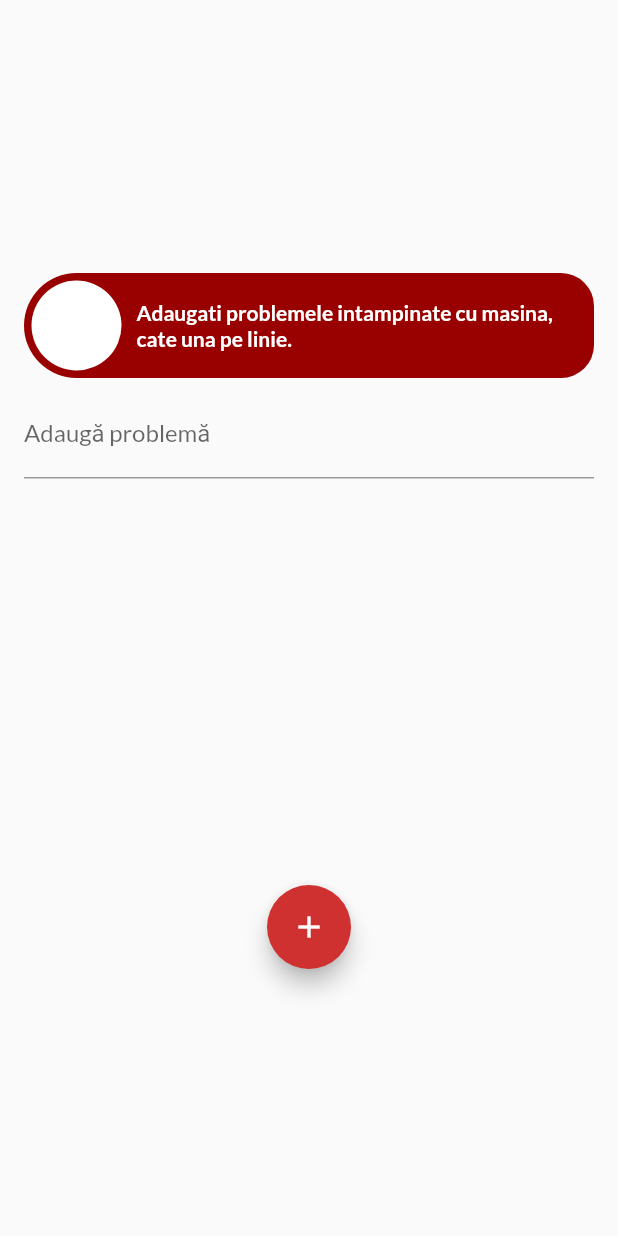
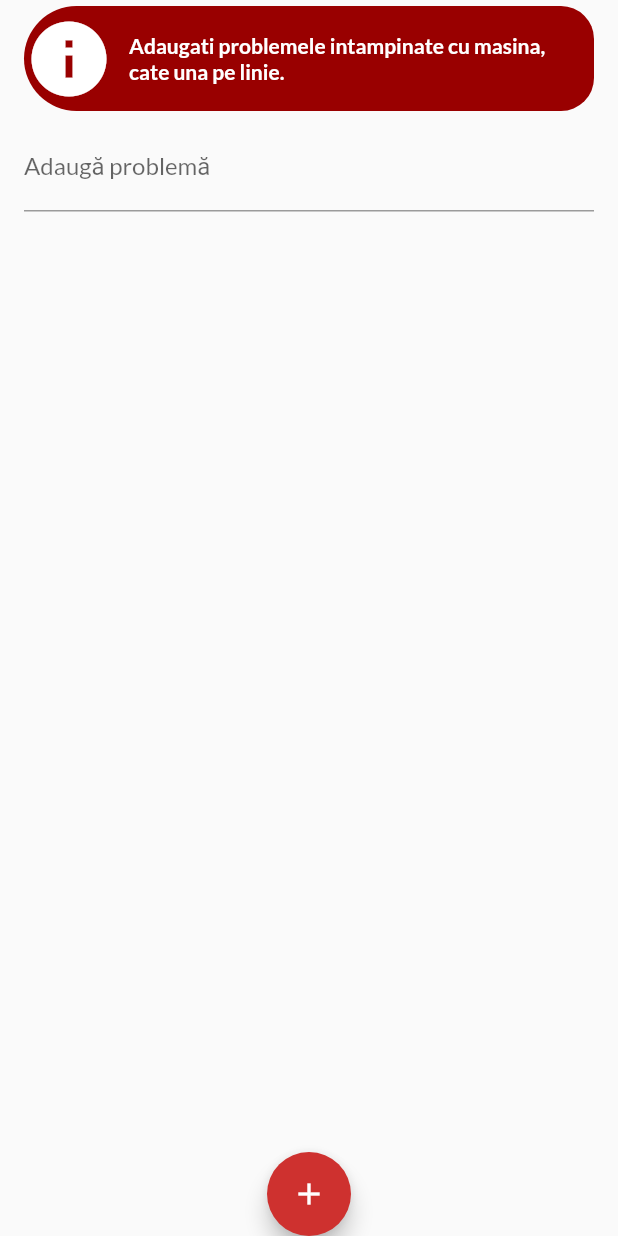
Before and after one commit to red-abacus/enginizer-flutter, a Flutter app: the AppointmentCreateIssueForm widget shown alone on an empty page, opened directly, on a phone screen of 412 x 824 dp. Run offline on Flutter 3.47's test engine with Material 2 defaults, Android fonts, the phone set to English and light mode, and no system bars; our stand-ins replace datetime_picker_formfield, dio, flutter_svg, get_it, shared_preferences; accounts and stored records are empty; network calls fail.

Commit message:
Extracted issue-list into it's own widget for reuse

```diff
--- a/lib/modules/appointments/widgets/forms/appointment-create-issue.form.dart
+++ b/lib/modules/appointments/widgets/forms/appointment-create-issue.form.dart
@@ -1,7 +1,8 @@
 import 'package:enginizer_flutter/generated/i18n.dart';
 import 'package:enginizer_flutter/modules/appointments/model/issue-item.model.dart';
 import 'package:enginizer_flutter/modules/appointments/providers/provider-service.provider.dart';
-import 'package:enginizer_flutter/modules/shared/widgets/alert.info.dart';
+import 'package:enginizer_flutter/modules/shared/widgets/alert-info.widget.dart';
+import 'package:enginizer_flutter/modules/shared/widgets/issues/issues-list.widget.dart';
 import 'package:flutter/material.dart';
 import 'package:flutter/widgets.dart';
 import 'package:provider/provider.dart';
@@ -21,82 +22,27 @@ class AppointmentCreateIssueFormState
 
   @override
   Widget build(BuildContext context) {
+    var providerServiceProvider =
+        Provider.of<ProviderServiceProvider>(context, listen: false);
+    var issues = providerServiceProvider.issuesFormState;
 
-    var providerServiceProvider = Provider.of<ProviderServiceProvider>(context, listen: false);
-    var issues = providerServiceProvider.issuesFormState;
     return Form(
         key: _formKey,
         child: Column(
-          mainAxisAlignment: MainAxisAlignment.center,
+          mainAxisAlignment: MainAxisAlignment.start,
           children: <Widget>[
-            SizedBox(
-              height: MediaQuery.of(context).size.height * .5,
-              child: ListView.builder(
-                itemCount: issues.length + 1,
-                itemBuilder: (context, int) {
-                  return _buildListTile(int - 1, issues);
-                },
-              ),
-            ),
-            FloatingActionButton(onPressed: _addIssue, child: Icon(Icons.add))
+            AlertInfoWidget(S.of(context).appointment_create_step2_alert),
+            IssuesListWidget(
+              issues: issues,
+              addIssue: _addIssue,
+              removeIssue: _removeAt,
+            )
           ],
         ));
   }
 
-  ListTile _buildListTile(int index, List<IssueItem> issues) {
-    if (index == -1) {
-      return AlertInfoWidget(S.of(context).appointment_create_step2_alert);
-    }
-    if (issues.length > 1) {
-      return ListTile(
-        title: TextFormField(
-            decoration: InputDecoration(
-                labelText: S.of(context).appointment_create_issues),
-            onChanged: (value) {
-              setState(() {
-                Provider.of<ProviderServiceProvider>(context, listen: false)
-                    .issuesFormState[index]
-                    .description = value;
-              });
-            },
-            initialValue: issues[index].description,
-            validator: (value) {
-              if (value.isEmpty) {
-                return S
-                    .of(context)
-                    .appointment_create_error_issueCannotBeEmpty;
-              } else {
-                return null;
-              }
-            }),
-        trailing: FlatButton(
-          onPressed: () => _removeAt(index),
-          child: Icon(Icons.close),
-        ),
-      );
-    } else {
-      return ListTile(
-          title: TextFormField(
-              decoration: InputDecoration(
-                  labelText: S.of(context).appointment_create_issues),
-              onChanged: (value) {
-                setState(() {
-                  Provider.of<ProviderServiceProvider>(context, listen: false)
-                      .issuesFormState[index]
-                      .description = value;
-                });
-              },
-              initialValue: issues[index].description,
-              validator: (value) {
-                if (value.isEmpty) {
-                  return S
-                      .of(context)
-                      .appointment_create_error_issueCannotBeEmpty;
-                } else {
-                  return null;
-                }
-              }));
-    }
+  bool valid() {
+    return _formKey.currentState.validate();
   }
 
   _addIssue() {
@@ -105,10 +51,6 @@ class AppointmentCreateIssueFormState
         .add(IssueItem(description: ''));
   }
 
-  bool valid() {
-    return _formKey.currentState.validate();
-  }
-
   _removeAt(int index) {
     Provider.of<ProviderServiceProvider>(context, listen: false)
         .issuesFormState
--- a/lib/modules/shared/widgets/alert.info.dart
+++ b/lib/modules/shared/widgets/alert-info.widget.dart
@@ -2,7 +2,7 @@ import 'package:enginizer_flutter/utils/constants.dart';
 import 'package:flutter/cupertino.dart';
 import 'package:flutter/material.dart';
 
-class AlertInfoWidget extends ListTile {
+class AlertInfoWidget extends StatelessWidget {
   String contentString;
 
   AlertInfoWidget(this.contentString);
@@ -25,13 +25,10 @@ class AlertInfoWidget extends ListTile {
           mainAxisAlignment: MainAxisAlignment.start,
           crossAxisAlignment: CrossAxisAlignment.center,
           children: <Widget>[
-            new Container(
-              height: 60,
-              width: 60,
-              margin: EdgeInsets.only(left: 5),
-              decoration: BoxDecoration(
-                  color: Colors.white,
-                  borderRadius: BorderRadius.all(Radius.circular(35))),
+            new Icon(
+              Icons.info,
+              color: Theme.of(context).cardColor,
+              size: 60,
             ),
             new Expanded(
               child: new Container(
--- /dev/null
+++ b/lib/modules/shared/widgets/issues/issues-list.widget.dart
@@ -0,0 +1,98 @@
+import 'package:enginizer_flutter/generated/i18n.dart';
+import 'package:enginizer_flutter/modules/appointments/model/issue-item.model.dart';
+import 'package:flutter/cupertino.dart';
+import 'package:flutter/material.dart';
+
+class IssuesListWidget extends StatefulWidget {
+  List<IssueItem> issues;
+  Function removeIssue;
+  Function addIssue;
+  Function issueChanged;
+
+  IssuesListWidget(
+      {this.issues, this.removeIssue, this.addIssue, this.issueChanged});
+
+  @override
+  _IssuesListWidgetState createState() => _IssuesListWidgetState();
+}
+
+class _IssuesListWidgetState extends State<IssuesListWidget> {
+  @override
+  Widget build(BuildContext context) {
+    var listbox = buildIssuesListBox(context, widget.issues);
+    return Expanded(
+      child: Column(
+        children: <Widget>[
+          Expanded(
+            child:
+                widget.issues != null ? listbox : CircularProgressIndicator(),
+          ),
+          FloatingActionButton(
+              onPressed: widget.addIssue, child: Icon(Icons.add))
+        ],
+      ),
+    );
+  }
+
+  Widget buildIssuesListBox(BuildContext context, List<IssueItem> issues) {
+    return ListView.builder(
+        itemCount: issues.length,
+        itemBuilder: (context, index) {
+          return _buildListTile(context, index, issues);
+        });
+  }
+
+  ListTile _buildListTile(
+      BuildContext context, int index, List<IssueItem> issues) {
+    if (issues.length > 1) {
+      return ListTile(
+        title: TextFormField(
+            decoration: InputDecoration(
+                labelText: S.of(context).appointment_create_issues),
+            onChanged: (value) {
+              setState(() {
+                issues[index].description = value;
+              });
+            },
+            initialValue: issues[index].description,
+            validator: (value) {
+              if (value.isEmpty) {
+                return S
+                    .of(context)
+                    .appointment_create_error_issueCannotBeEmpty;
+              } else {
+                return null;
+              }
+            }),
+        trailing: Row(
+          mainAxisSize: MainAxisSize.min,
+          children: <Widget>[
+            GestureDetector(
+                onTap: () => widget.removeIssue(index),
+                child: Icon(Icons.close, color: Theme.of(context).accentColor)),
+          ],
+        ),
+      );
+    } else {
+      return ListTile(
+          title: TextFormField(
+              decoration: InputDecoration(
+                  labelText: S.of(context).appointment_create_issues),
+              onChanged: (value) {
+                setState(() {
+                  issues[index].description = value;
+                });
+              },
+              initialValue: issues[index].description,
+              validator: (value) {
+                if (value.isEmpty) {
+                  return S
+                      .of(context)
+                      .appointment_create_error_issueCannotBeEmpty;
+                } else {
+                  return null;
+                }
+              }));
+    }
+  }
+}
```
Also changed, not shown: lib/modules/appointments/widgets/appointment-create-modal.dart (+29 -15 lines), lib/modules/appointments/widgets/forms/appointment-create-providers.form.dart (+9 -2 lines), lib/modules/appointments/widgets/forms/appointment-create-services.form.dart (+10 -12 lines), 1 other file.
